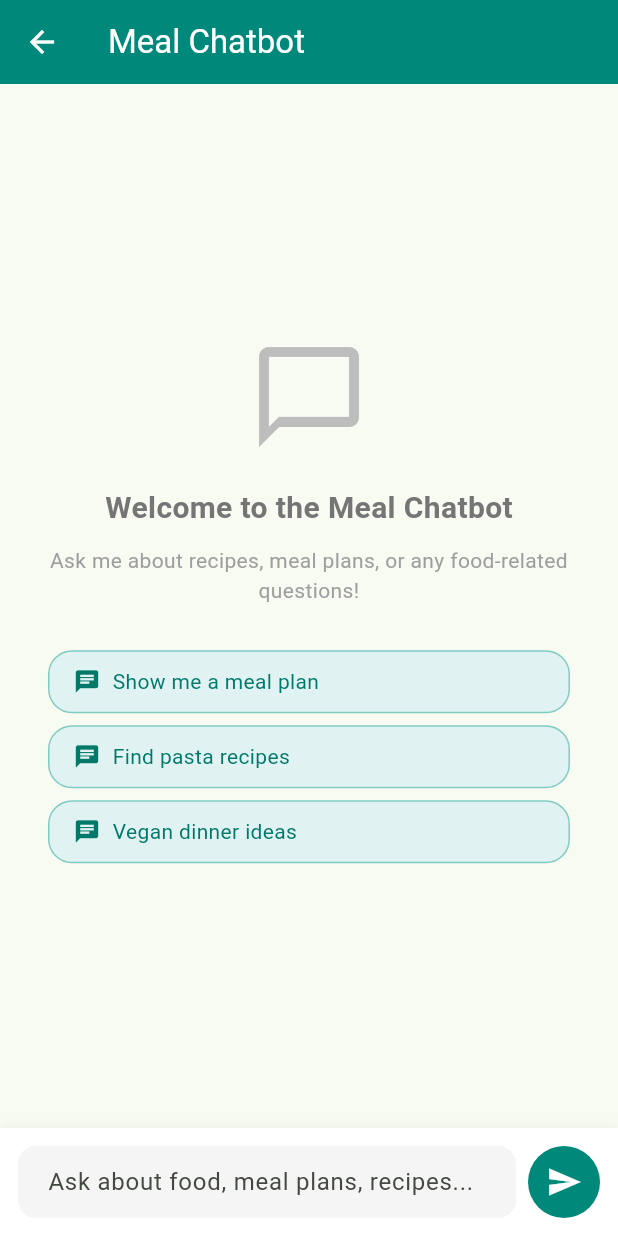
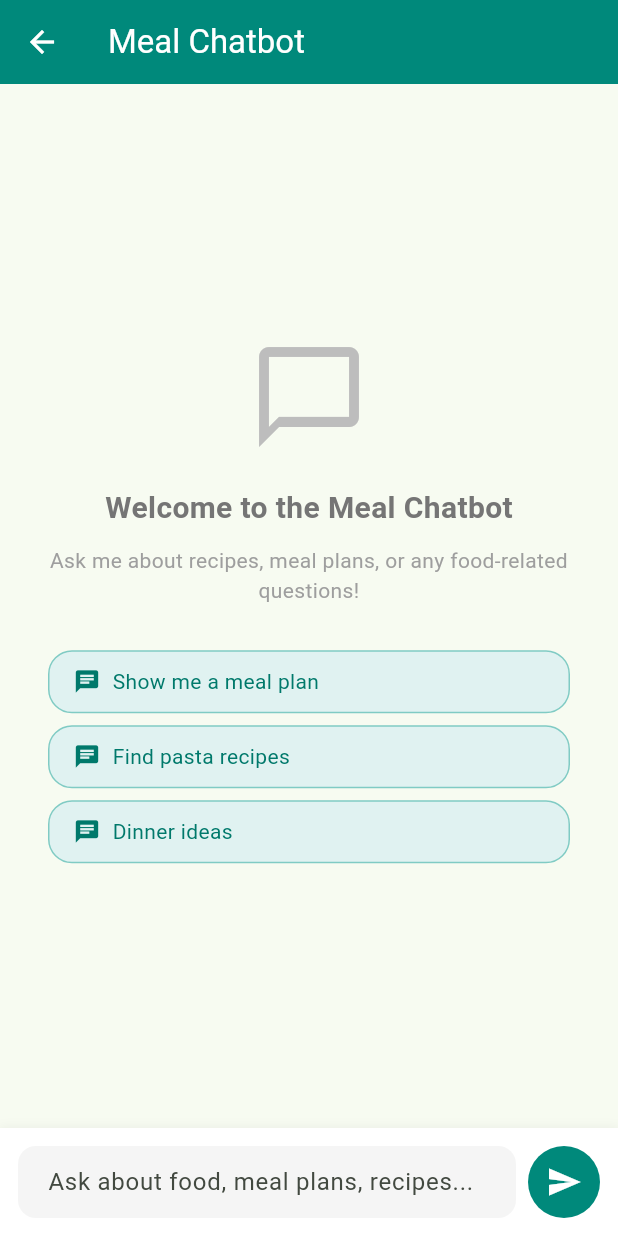
Before and after one commit to reymartjohneva/meal_planner, a Flutter app: the ChatbotPage screen opened directly, on a phone screen of 412 x 824 dp. Run offline on Flutter 3.47's test engine with Material 3 defaults, Android fonts, the light colour scheme and no system bars; our stand-ins replace cloud_firestore, firebase_auth, firebase_core, flutter_local_notifications, table_calendar, timezone; accounts and stored records are empty.

Commit message:
feat: ideas

```diff
--- a/lib/screens/chatbot_page.dart
+++ b/lib/screens/chatbot_page.dart
@@ -218,7 +218,7 @@ class _ChatbotPageState extends State<ChatbotPage> {
               children: [
                 _buildSuggestionChip("Show me a meal plan"),
                 _buildSuggestionChip("Find pasta recipes"),
-                _buildSuggestionChip("Vegan dinner ideas"),
+                _buildSuggestionChip("Dinner ideas"),
               ],
             ),
           ),
```
